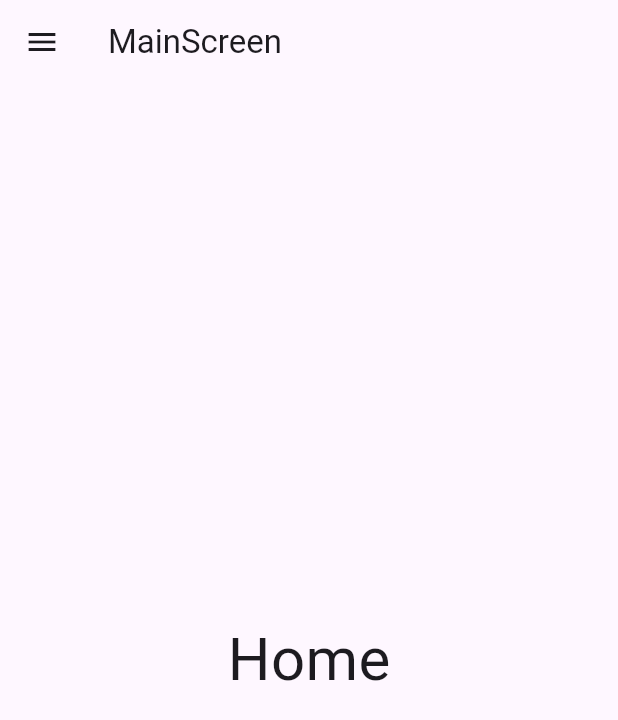
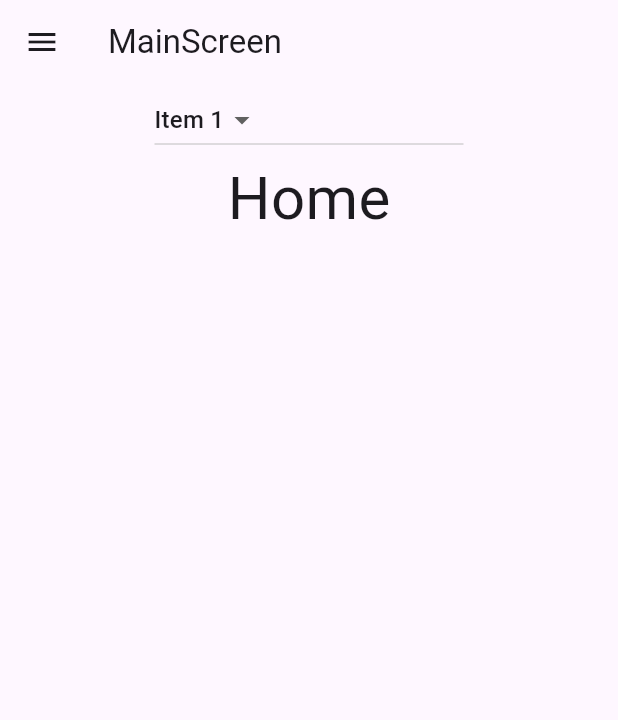
Before and after one commit to AbdurRahmanasim/firebase-authentication-d2d-utech-classs, a Flutter app: the MainScreen screen opened directly, on a phone screen of 412 x 824 dp. Shown: the top 720 px of the screen. Run offline on Flutter 3.47's test engine with Material 3 defaults, Android fonts, the phone set to English and light mode, and no system bars; our stand-ins replace cloud_firestore, firebase_auth, firebase_core, shared_preferences, sidebarx; accounts and stored records are empty; network calls fail.

```diff
--- a/lib/class20/mainScreen.dart
+++ b/lib/class20/mainScreen.dart
@@ -114,7 +114,9 @@ class _MainScreenState extends State<MainScreen> {
           ),
         ],
       ),
-      body: SafeArea(
+      body:
+
+      SafeArea(
         child: screens[activeScreen],
       ),
     );
--- a/lib/class20/screens/home.dart
+++ b/lib/class20/screens/home.dart
@@ -9,13 +9,41 @@ class Home extends StatefulWidget {
 }
 
 class _HomeState extends State<Home> {
+  String dropdownVal = "Item 1";
   @override
   Widget build(BuildContext context) {
-    return Center(
-      child: Text(
-        "Home",
-        style: TextStyle(fontSize: 40),
-      ),
+    double width = MediaQuery.of(context).size.width;
+    double height = MediaQuery.of(context).size.height;
+    return Column(
+      children: [
+        SizedBox(
+          width: width / 2,
+          child: DropdownButton(
+
+              value: dropdownVal,
+              items: [
+                DropdownMenuItem(
+                  child: Text("Item 1"),
+                  value: "Item 1",
+                ),
+                DropdownMenuItem(
+                  child: Text("Item 2"),
+                  value: "Item 2",
+                ),
+              ],
+              onChanged: (val) {
+                setState(() {
+                  dropdownVal = val!;
+                });
+              }),
+        ),
+        Center(
+          child: Text(
+            "Home",
+            style: TextStyle(fontSize: 40),
+          ),
+        ),
+      ],
     );
   }
 }
--- a/lib/main.dart
+++ b/lib/main.dart
@@ -26,7 +26,7 @@ class _MyAppState extends State<MyApp> {
   Widget build(BuildContext context) {
     return MaterialApp(
       debugShowCheckedModeBanner: false,
-      home: MainScreen(),
+      home: Signup(),
     );
   }
 }
--- a/pubspec.yaml
+++ b/pubspec.yaml
@@ -41,6 +41,7 @@ dependencies:
   cloudinary_flutter: ^1.3.0
   http: ^1.3.0
   sidebarx: ^0.17.1
+  shared_preferences: ^2.5.1
 
 
 
```
Also changed, not shown: lib/home.dart (+13 -3 lines), lib/login.dart (+21 -1 lines), lib/signUp.dart (+39 -0 lines), pubspec.lock.
